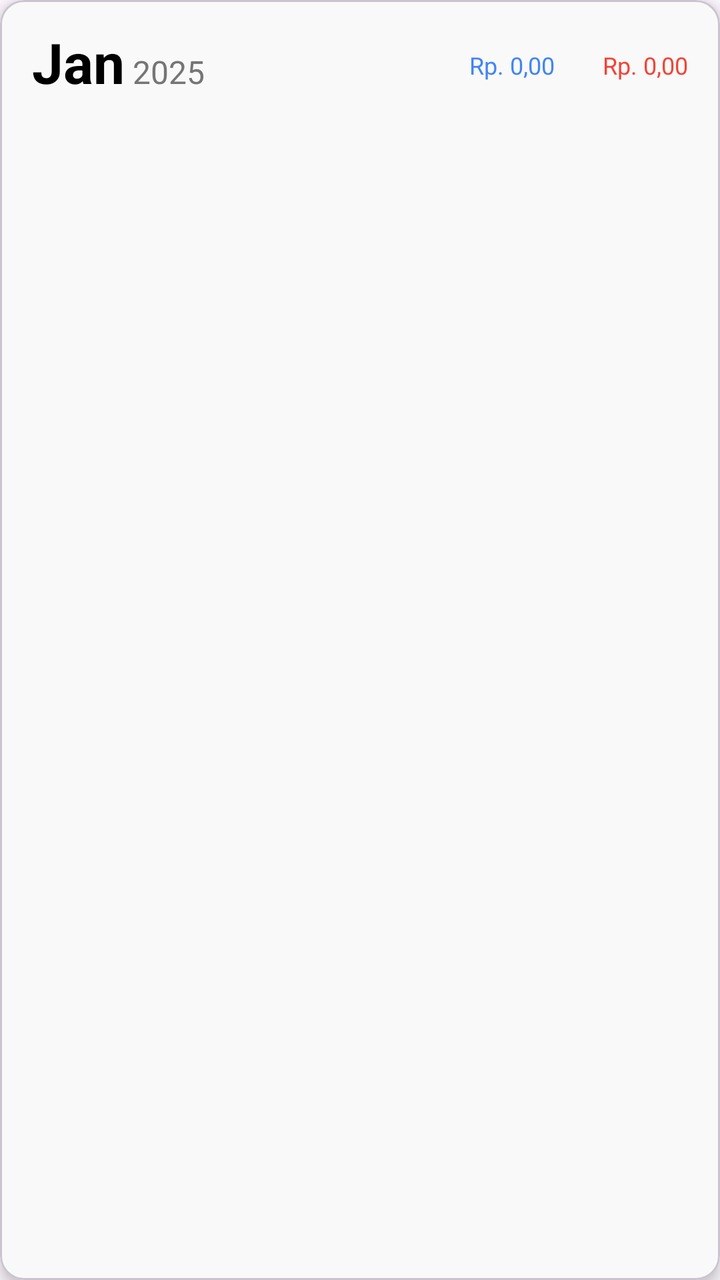
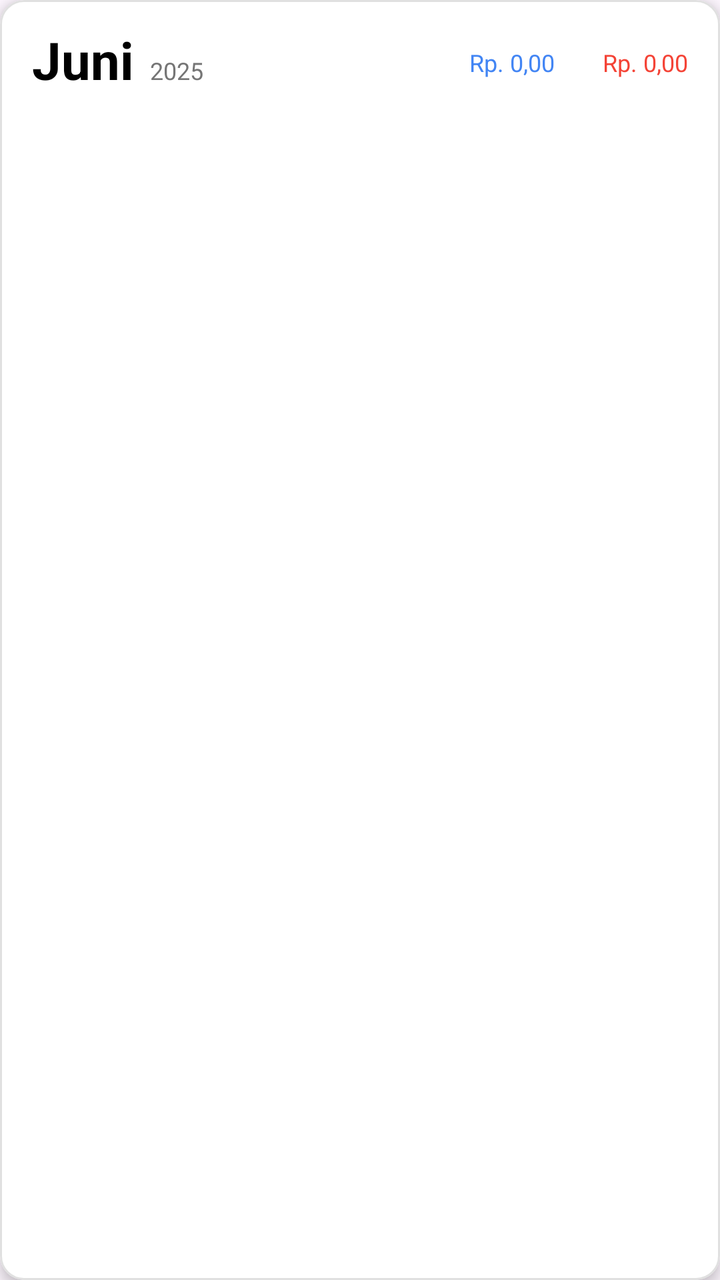

Screens rendered from an Android XML layout before and after an edit, with the pre-edit source and the edit as a unified diff.
<!-- AndroidManifest.xml: application theme Theme.Fintrack -->
<!-- res/layout/item_transaksi_bulanan.xml -->
<?xml version="1.0" encoding="utf-8"?>
<com.google.android.material.card.MaterialCardView xmlns:android="http://schemas.android.com/apk/res/android"
    xmlns:app="http://schemas.android.com/apk/res-auto"
    android:id="@+id/month_card"
    android:layout_width="match_parent"
    android:layout_height="wrap_content"
    android:layout_margin="8dp"
    app:cardBackgroundColor="#F9F9F9"
    app:cardCornerRadius="12dp"
    app:cardElevation="4dp">

    <androidx.constraintlayout.widget.ConstraintLayout
        android:layout_width="match_parent"
        android:layout_height="wrap_content"
        android:padding="16dp">

        <TextView
            android:id="@+id/tv_month"
            android:layout_width="wrap_content"
            android:layout_height="wrap_content"
            android:includeFontPadding="false"
            android:lineSpacingExtra="0dp"
            android:text="Jan"
            android:textColor="#000000"
            android:textSize="28sp"
            android:textStyle="bold"
            app:layout_constraintBottom_toBottomOf="parent"
            app:layout_constraintStart_toStartOf="parent"
            app:layout_constraintTop_toTopOf="parent" />

        <TextView
            android:id="@+id/tv_year"
            android:layout_width="wrap_content"
            android:layout_height="wrap_content"
            android:layout_marginStart="4dp"
            android:includeFontPadding="false"
            android:text="2025"
            android:textColor="#757575"
            android:textSize="16sp"
            app:layout_constraintBaseline_toBaselineOf="@id/tv_month"
            app:layout_constraintStart_toEndOf="@id/tv_month" />

        <TextView
            android:id="@+id/tv_income"
            android:layout_width="wrap_content"
            android:layout_height="wrap_content"
            android:layout_marginEnd="24dp"
            android:text="Rp. 0,00"
            android:textColor="#4285F4"
            android:textSize="12sp"
            app:layout_constraintBottom_toBottomOf="parent"
            app:layout_constraintEnd_toStartOf="@id/tv_expense"
            app:layout_constraintTop_toTopOf="parent" />

        <TextView
            android:id="@+id/tv_expense"
            android:layout_width="wrap_content"
            android:layout_height="wrap_content"
            android:text="Rp. 0,00"
            android:textColor="#F44336"
            android:textSize="12sp"
            app:layout_constraintBottom_toBottomOf="parent"
            app:layout_constraintEnd_toEndOf="parent"
            app:layout_constraintTop_toTopOf="parent" />


    </androidx.constraintlayout.widget.ConstraintLayout>

    <TableLayout
        android:id="@+id/table_detail_bulanan"
        android:layout_width="match_parent"
        android:layout_height="wrap_content"
        android:layout_marginTop="8dp"
        android:background="@color/darkerWhite"
        android:stretchColumns="*"
        android:visibility="gone">


        
        <TableRow>

            <TextView
                android:layout_width="0dp"
                android:layout_height="wrap_content"
                android:layout_weight="1"
                android:padding="6dp"
                android:text="Tanggal"
                android:textColor="@color/black"
                android:textStyle="bold" />

            <TextView
                android:layout_width="0dp"
                android:layout_height="wrap_content"
                android:layout_weight="1"
                android:padding="6dp"
                android:text="Masuk"
                android:textColor="@color/black"
                android:textStyle="bold" />

            <TextView
                android:layout_width="0dp"
                android:layout_height="wrap_content"
                android:layout_weight="1"
                android:padding="6dp"
                android:text="Keluar"
                android:textColor="@color/black"
                android:textStyle="bold" />
        </TableRow>

        
        <TableRow>

            <TextView
                android:layout_width="0dp"
                android:layout_height="wrap_content"
                android:layout_weight="1"
                android:padding="6dp"
                android:text="1" />

            <TextView
                android:layout_width="0dp"
                android:layout_height="wrap_content"
                android:layout_weight="1"
                android:padding="6dp"
                android:text="Rp. 1.000.000.000.000" />

            <TextView
                android:layout_width="0dp"
                android:layout_height="wrap_content"
                android:layout_weight="1"
                android:padding="6dp"
                android:text="Rp. 200.000.000" />
        </TableRow>
    </TableLayout>
</com.google.android.material.card.MaterialCardView>
<!-- resources referenced by this layout -->
<resources>
  <color name="black">#FF000000</color>
  <color name="darkerWhite">#BCBCBC</color>
  <style name="Theme.Fintrack" parent="Base.Theme.Fintrack" />
  <style name="Base.Theme.Fintrack" parent="Theme.Material3.DayNight.NoActionBar">
          
          
          <item name="fontFamily">@font/poppins_regular</item>
      </style>
</resources>

<!-- the commit's change to res/layout/item_transaksi_bulanan.xml (unified diff, before → after) -->
@@ -1,135 +1,99 @@
 <?xml version="1.0" encoding="utf-8"?>
-<com.google.android.material.card.MaterialCardView xmlns:android="http://schemas.android.com/apk/res/android"
+<com.google.android.material.card.MaterialCardView
+    xmlns:android="http://schemas.android.com/apk/res/android"
     xmlns:app="http://schemas.android.com/apk/res-auto"
-    android:id="@+id/month_card"
     android:layout_width="match_parent"
     android:layout_height="wrap_content"
     android:layout_margin="8dp"
-    app:cardBackgroundColor="#F9F9F9"
+    app:cardElevation="4dp"
     app:cardCornerRadius="12dp"
-    app:cardElevation="4dp">
+    app:cardBackgroundColor="#FFFFFF"
+    app:strokeColor="#E0E0E0"
+    app:strokeWidth="1dp">
 
-    <androidx.constraintlayout.widget.ConstraintLayout
+    <LinearLayout
         android:layout_width="match_parent"
         android:layout_height="wrap_content"
-        android:padding="16dp">
+        android:orientation="vertical">
 
-        <TextView
-            android:id="@+id/tv_month"
-            android:layout_width="wrap_content"
+        <androidx.constraintlayout.widget.ConstraintLayout
+            android:id="@+id/header_container"
+            android:layout_width="match_parent"
             android:layout_height="wrap_content"
-            android:includeFontPadding="false"
-            android:lineSpacingExtra="0dp"
-            android:text="Jan"
-            android:textColor="#000000"
-            android:textSize="28sp"
-            android:textStyle="bold"
-            app:layout_constraintBottom_toBottomOf="parent"
-            app:layout_constraintStart_toStartOf="parent"
-            app:layout_constraintTop_toTopOf="parent" />
-
-        <TextView
-            android:id="@+id/tv_year"
-            android:layout_width="wrap_content"
-            android:layout_height="wrap_content"
-            android:layout_marginStart="4dp"
-            android:includeFontPadding="false"
-            android:text="2025"
-            android:textColor="#757575"
-            android:textSize="16sp"
-            app:layout_constraintBaseline_toBaselineOf="@id/tv_month"
-            app:layout_constraintStart_toEndOf="@id/tv_month" />
-
-        <TextView
-            android:id="@+id/tv_income"
-            android:layout_width="wrap_content"
-            android:layout_height="wrap_content"
-            android:layout_marginEnd="24dp"
-            android:text="Rp. 0,00"
-            android:textColor="#4285F4"
-            android:textSize="12sp"
-            app:layout_constraintBottom_toBottomOf="parent"
-            app:layout_constraintEnd_toStartOf="@id/tv_expense"
-            app:layout_constraintTop_toTopOf="parent" />
-
-        <TextView
-            android:id="@+id/tv_expense"
-            android:layout_width="wrap_content"
-            android:layout_height="wrap_content"
-            android:text="Rp. 0,00"
-            android:textColor="#F44336"
-            android:textSize="12sp"
-            app:layout_constraintBottom_toBottomOf="parent"
-            app:layout_constraintEnd_toEndOf="parent"
-            app:layout_constraintTop_toTopOf="parent" />
-
-
-    </androidx.constraintlayout.widget.ConstraintLayout>
-
-    <TableLayout
-        android:id="@+id/table_detail_bulanan"
-        android:layout_width="match_parent"
-        android:layout_height="wrap_content"
-        android:layout_marginTop="8dp"
-        android:background="@color/darkerWhite"
-        android:stretchColumns="*"
-        android:visibility="gone">
-
-
-        
-        <TableRow>
+            android:padding="16dp"
+            android:focusable="true"
+            android:background="?attr/selectableItemBackground">
 
             <TextView
-                android:layout_width="0dp"
+                android:id="@+id/tv_month"
+                android:layout_width="wrap_content"
                 android:layout_height="wrap_content"
-                android:layout_weight="1"
-                android:padding="6dp"
-                android:text="Tanggal"
-                android:textColor="@color/black"
-                android:textStyle="bold" />
+                android:text="Juni"
+                android:textColor="#000000"
+                android:textSize="26sp"
+                android:textStyle="bold"
+                android:includeFontPadding="false"
+                app:layout_constraintStart_toStartOf="parent"
+                app:layout_constraintTop_toTopOf="parent" />
 
             <TextView
-                android:layout_width="0dp"
+                android:id="@+id/tv_year"
+                android:layout_width="wrap_content"
                 android:layout_height="wrap_content"
-                android:layout_weight="1"
-                android:padding="6dp"
-                android:text="Masuk"
-                android:textColor="@color/black"
-                android:textStyle="bold" />
+                android:layout_marginStart="8dp"
+                android:text="2025"
+                android:textColor="#757575"
+                android:textSize="12sp"
+                android:includeFontPadding="false"
+                app:layout_constraintBaseline_toBaselineOf="@id/tv_month"
+                app:layout_constraintStart_toEndOf="@id/tv_month" />
 
             <TextView
-                android:layout_width="0dp"
+                android:id="@+id/tv_income"
+                android:layout_width="wrap_content"
                 android:layout_height="wrap_content"
-                android:layout_weight="1"
-                android:padding="6dp"
-                android:text="Keluar"
-                android:textColor="@color/black"
-                android:textStyle="bold" />
-        </TableRow>
-
-        
-        <TableRow>
+                android:layout_marginEnd="24dp"
+                android:text="Rp. 0,00"
+                android:textColor="#4285F4"
+                android:textSize="12sp"
+                app:layout_constraintBottom_toBottomOf="parent"
+                app:layout_constraintEnd_toStartOf="@id/tv_expense"
+                app:layout_constraintTop_toTopOf="parent" />
 
             <TextView
-                android:layout_width="0dp"
+                android:id="@+id/tv_expense"
+                android:layout_width="wrap_content"
                 android:layout_height="wrap_content"
-                android:layout_weight="1"
-                android:padding="6dp"
-                android:text="1" />
+                android:text="Rp. 0,00"
+                android:textColor="#F44336"
+                android:textSize="12sp"
+                app:layout_constraintBottom_toBottomOf="parent"
+                app:layout_constraintEnd_toEndOf="parent"
+                app:layout_constraintTop_toTopOf="parent" />
 
-            <TextView
-                android:layout_width="0dp"
+        </androidx.constraintlayout.widget.ConstraintLayout>
+
+        <LinearLayout
+            android:id="@+id/expandable_container"
+            android:layout_width="match_parent"
+            android:layout_height="wrap_content"
+            android:orientation="vertical"
+            android:visibility="gone"
+            android:background="#F5F5F5">
+
+            <View
+                android:layout_width="match_parent"
+                android:layout_height="1dp"
+                android:background="#E0E0E0" />
+
+            <androidx.recyclerview.widget.RecyclerView
+                android:id="@+id/rv_details"
+                android:layout_width="match_parent"
                 android:layout_height="wrap_content"
-                android:layout_weight="1"
-                android:padding="6dp"
-                android:text="Rp. 1.000.000.000.000" />
+                android:nestedScrollingEnabled="false"
+                android:paddingTop="8dp"
+                android:paddingBottom="8dp"/>
 
-            <TextView
-                android:layout_width="0dp"
-                android:layout_height="wrap_content"
-                android:layout_weight="1"
-                android:padding="6dp"
-                android:text="Rp. 200.000.000" />
-        </TableRow>
-    </TableLayout>
+        </LinearLayout>
+    </LinearLayout>
 </com.google.android.material.card.MaterialCardView>
<!-- resource entries referenced after the edit -->
@@ -1,7 +1,5 @@
 <!-- resources referenced by this layout -->
 <resources>
-  <color name="black">#FF000000</color>
-  <color name="darkerWhite">#BCBCBC</color>
   <style name="Theme.Fintrack" parent="Base.Theme.Fintrack" />
   <style name="Base.Theme.Fintrack" parent="Theme.Material3.DayNight.NoActionBar">
           
